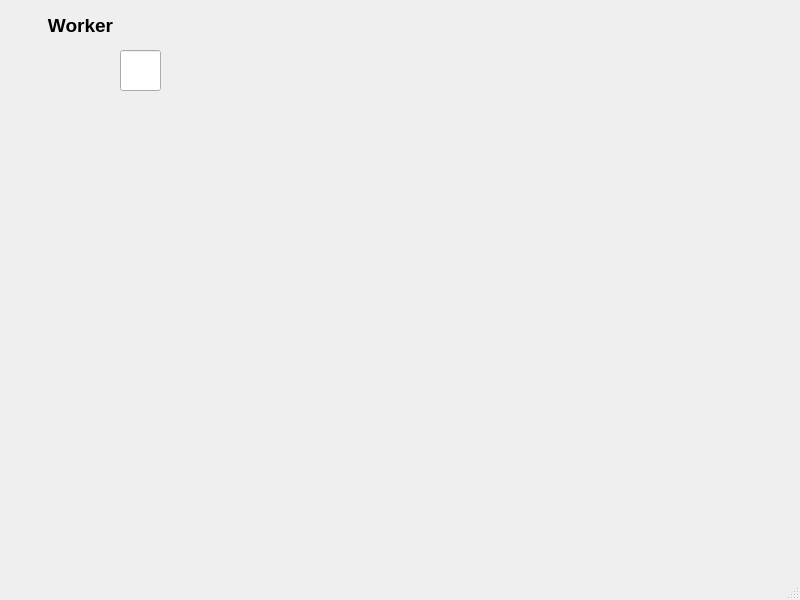
This is worker.ui in SjdHbz/bullshit as Qt 5 draws it before an edit. The edited form follows.
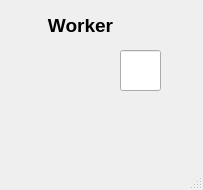
This is the edited form. Icons and pictures are not drawn.

```diff
--- a/worker.ui
+++ b/worker.ui
@@ -6,8 +6,8 @@
    <rect>
     <x>0</x>
     <y>0</y>
-    <width>800</width>
-    <height>600</height>
+    <width>203</width>
+    <height>190</height>
    </rect>
   </property>
   <property name="windowTitle">
```
Left out of the diff: 2 changed lines with no effect on the pictures.
